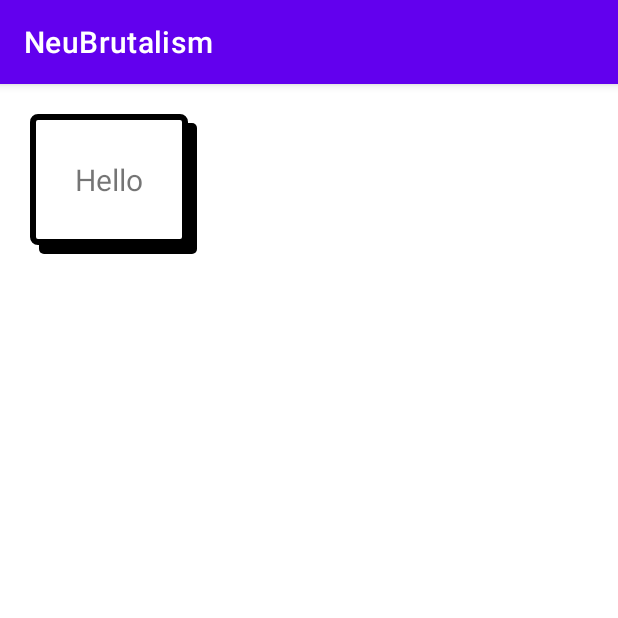
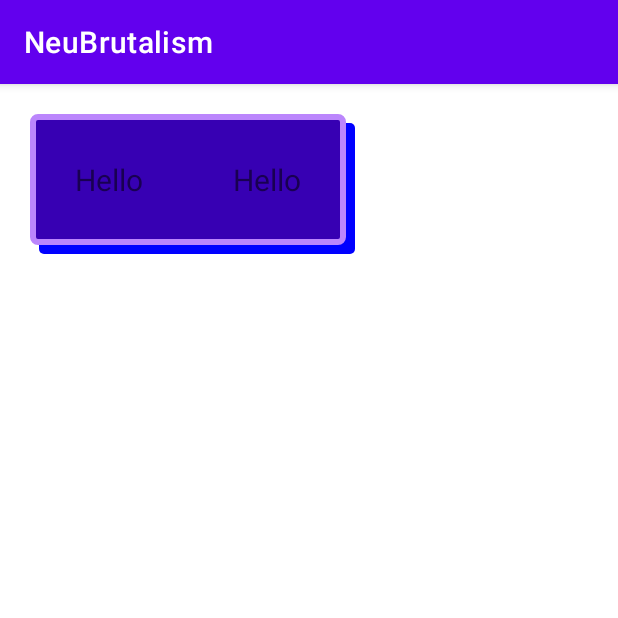
Before and after one commit to raghavtilak/NeuBrutalism, an Android app: the screen it shows after launch (MainActivity), on a phone screen of 412 x 824 dp, the top half of it. Run offline under Robolectric (Android 15) with nearby library versions, the phone set to English and light mode, and no system bars.

```diff
--- a/app/src/main/java/com/raghav/neubrutalism/Extensions.kt
+++ /dev/null
@@ -1,15 +0,0 @@
-package com.raghav.neubrutalism
-
-import android.content.res.Resources
-
-object Extensions {
-    val Float.toPx get() = this * Resources.getSystem().displayMetrics.density
-
-    val Float.toDp get() = this / Resources.getSystem().displayMetrics.density
-
-
-
-    val Int.toPx get() = (this * Resources.getSystem().displayMetrics.density).toInt()
-
-    val Int.toDp get() = (this / Resources.getSystem().displayMetrics.density).toInt()
-}
--- a/app/src/main/java/com/raghav/neubrutalism/MainActivity.kt
+++ b/app/src/main/java/com/raghav/neubrutalism/MainActivity.kt
@@ -1,11 +1,21 @@
 package com.raghav.neubrutalism
 
+import android.graphics.Color
 import androidx.appcompat.app.AppCompatActivity
 import android.os.Bundle
+import android.util.Log
 
 class MainActivity : AppCompatActivity() {
     override fun onCreate(savedInstanceState: Bundle?) {
         super.onCreate(savedInstanceState)
         setContentView(R.layout.activity_main)
+
+        val neubutton = findViewById<NeuBrutalismView>(R.id.neubrutview)
+
+        neubutton.setOnClickListener {
+            Log.d("TAG","Onclick")
+        }
+
+        neubutton.bg_shadowColor = Color.BLUE
     }
 }
--- a/app/src/main/java/com/raghav/neubrutalism/NeuBrutalism.kt
+++ /dev/null
@@ -1,81 +0,0 @@
-package com.raghav.neubrutalism
-
-import android.content.Context
-import android.content.res.ColorStateList
-import android.graphics.Color
-import android.graphics.drawable.GradientDrawable
-import android.util.AttributeSet
-import android.util.Log
-import android.view.View
-import android.view.ViewGroup
-import android.view.ViewTreeObserver
-import android.widget.RelativeLayout
-
-class NeuBrutalism(context: Context, attrs: AttributeSet?) : RelativeLayout(context, attrs) {
-
-    var bg_marginTop = 6
-    var bg_marginStart = 6
-    var bg_radius = 3
-    var fg_stroke = 3
-
-    val fg = GradientDrawable()
-    val bg = GradientDrawable()
-
-    var layout : RelativeLayout
-    var bgView : View
-
-
-    init {
-        val a = context.obtainStyledAttributes(
-            attrs,
-            R.styleable.NeuBrutalism, 0, 0
-        )
-        bg_marginTop = a.getDimensionPixelSize(R.styleable.NeuBrutalism_bg_marginTop, 6)
-        bg_marginStart = a.getDimensionPixelSize(R.styleable.NeuBrutalism_bg_marginStart, 6)
-        bg_radius = a.getDimensionPixelSize(R.styleable.NeuBrutalism_bg_radius, 3)
-        fg_stroke = a.getDimensionPixelSize(R.styleable.NeuBrutalism_fg_stroke, 3)
-        a.recycle()
-    }
-
-    init {
-
-        inflate(context, R.layout.neubrutalismbutton, this)
-        layout = findViewById(R.id.layout)
-        bgView = findViewById(R.id.bgView)
-
-        layout.viewTreeObserver.addOnGlobalLayoutListener {
-
-            bg.apply {
-                shape = GradientDrawable.RECTANGLE
-                cornerRadius = bg_radius.toFloat()
-                color = ColorStateList.valueOf(Color.BLACK)
-            }
-            bgView.background = bg
-            fg.apply {
-                shape = GradientDrawable.RECTANGLE
-                cornerRadius = bg_radius.toFloat()
-                setStroke(fg_stroke, ColorStateList.valueOf(Color.BLACK))
-                color = ColorStateList.valueOf(Color.WHITE)
-            }
-        }
-    }
-
-    override fun addView(child: View, index: Int, p: ViewGroup.LayoutParams) {
-
-        if (child.id != R.id.layout) {
-
-            child.viewTreeObserver.addOnGlobalLayoutListener(object :
-                ViewTreeObserver.OnGlobalLayoutListener {
-                override fun onGlobalLayout() {
-                    child.background = fg
-
-                    val params = LayoutParams(child.width, child.height)
-                    params.setMargins(bg_marginStart, bg_marginTop, 0, 0)
-                    findViewById<View>(R.id.bgView).layoutParams = params
-                    child.viewTreeObserver.removeOnGlobalLayoutListener(this)
-                }
-            })
-        }
-        super.addView(child, index, p)
-    }
-}
--- /dev/null
+++ b/app/src/main/java/com/raghav/neubrutalism/NeuBrutalismView.kt
@@ -0,0 +1,120 @@
+package com.raghav.neubrutalism
+
+import android.annotation.SuppressLint
+import android.content.Context
+import android.content.res.ColorStateList
+import android.graphics.Color
+import android.graphics.drawable.GradientDrawable
+import android.util.AttributeSet
+import android.view.MotionEvent
+import android.view.View
+import android.view.ViewGroup
+import android.view.ViewTreeObserver
+import android.widget.RelativeLayout
+
+class NeuBrutalismView(context: Context, attrs: AttributeSet?) : RelativeLayout(context, attrs) {
+
+    var bg_marginTop = 6
+    var bg_marginStart = 6
+    var bg_radius = 3
+    var fg_strokeWidth = 3
+    var bg_shadowColor = Color.BLACK
+        set(value) {
+            field = value
+            applyBackground()
+        }
+    var fg_color = Color.WHITE
+    var fg_strokeColor = Color.BLACK
+
+
+    private val fg = GradientDrawable()
+    private val bg = GradientDrawable()
+
+    private var layout: RelativeLayout
+    private var bgView: View?
+
+    private var onClick: () -> Unit = {}
+
+    init {
+        val a = context.obtainStyledAttributes(
+            attrs,
+            R.styleable.NeuBrutalismView, 0, 0
+        )
+        bg_marginTop = a.getDimensionPixelSize(R.styleable.NeuBrutalismView_bg_marginTop, 6)
+        bg_marginStart = a.getDimensionPixelSize(R.styleable.NeuBrutalismView_bg_marginStart, 6)
+        bg_radius = a.getDimensionPixelSize(R.styleable.NeuBrutalismView_bg_radius, 3)
+        fg_strokeWidth = a.getDimensionPixelSize(R.styleable.NeuBrutalismView_fg_strokeWidth, 3)
+        bg_shadowColor = a.getColor(R.styleable.NeuBrutalismView_bg_shadowColor, Color.BLACK)
+        fg_color = a.getColor(R.styleable.NeuBrutalismView_fg_color, Color.WHITE)
+        fg_strokeColor = a.getColor(R.styleable.NeuBrutalismView_fg_strokeColor, Color.BLACK)
+        a.recycle()
+    }
+
+    init {
+
+        inflate(context, R.layout.neubrutalismview, this)
+        layout = findViewById(R.id.layout)
+        bgView = findViewById(R.id.bgView)
+
+        layout.viewTreeObserver.addOnGlobalLayoutListener {
+
+            applyBackground()
+            fg.apply {
+                shape = GradientDrawable.RECTANGLE
+                cornerRadius = bg_radius.toFloat()
+                setStroke(fg_strokeWidth, ColorStateList.valueOf(fg_strokeColor))
+                color = ColorStateList.valueOf(fg_color)
+            }
+        }
+    }
+
+    private fun applyBackground() {
+        bg.apply {
+            shape = GradientDrawable.RECTANGLE
+            cornerRadius = bg_radius.toFloat()
+            color = ColorStateList.valueOf(bg_shadowColor)
+        }
+        bgView?.background = bg
+    }
+
+    @SuppressLint("ClickableViewAccessibility")
+    override fun addView(child: View, index: Int, p: ViewGroup.LayoutParams) {
+
+        if (child.id != R.id.layout) {
+
+            child.viewTreeObserver.addOnGlobalLayoutListener(object :
+                ViewTreeObserver.OnGlobalLayoutListener {
+                override fun onGlobalLayout() {
+                    child.background = fg
+
+                    val params = LayoutParams(child.width, child.height)
+                    params.setMargins(bg_marginStart, bg_marginTop, 0, 0)
+                    findViewById<View>(R.id.bgView).layoutParams = params
+                    child.viewTreeObserver.removeOnGlobalLayoutListener(this)
+                }
+            })
+
+            child.setOnTouchListener { _, event ->
+                when (event.action) {
+                    MotionEvent.ACTION_DOWN -> {
+                        child.translationX = bg_marginStart.toFloat()
+                        child.translationY = bg_marginTop.toFloat()
+                    }
+                    MotionEvent.ACTION_UP -> {
+                        child.translationX = 0f
+                        child.translationY = 0f
+                        onClick.invoke()
+                    }
+                }
+                true
+            }
+        }
+        super.addView(child, index, p)
+    }
+
+    public fun setOnClickListener(onClick: () -> Unit) {
+        this.onClick = onClick
+    }
+
+
+}
--- a/app/src/main/res/layout/activity_main.xml
+++ b/app/src/main/res/layout/activity_main.xml
@@ -7,14 +7,21 @@
     android:padding="20dp"
     android:orientation="vertical">
 
-    <com.raghav.neubrutalism.NeuBrutalism
+    <com.raghav.neubrutalism.NeuBrutalismView
+        android:id="@+id/neubrutview"
         app:bg_marginStart="6dp"
         app:bg_marginTop="6dp"
         app:bg_radius="3dp"
-        app:fg_stroke="4dp"
+        app:fg_strokeWidth="4dp"
+        app:fg_color="@color/purple_700"
+        app:fg_strokeColor="@color/purple_200"
         android:layout_width="wrap_content"
         android:layout_height="wrap_content">
 
+        <LinearLayout
+            android:layout_width="wrap_content"
+            android:layout_height="wrap_content"
+            android:orientation="horizontal">
 
             <TextView
                 android:id="@+id/textview"
@@ -26,11 +33,17 @@
                 android:textSize="20sp"
                 android:padding="30dp"
                 />
-<!--        <TextView-->
-<!--            android:layout_width="wrap_content"-->
-<!--            android:layout_height="wrap_content"-->
-<!--            android:text="Added"/>-->
 
-    </com.raghav.neubrutalism.NeuBrutalism>
+            <TextView
+                android:layout_width="wrap_content"
+                android:layout_height="wrap_content"
+                android:text="Hello"
+                android:textAlignment="center"
+                android:gravity="center"
+                android:textSize="20sp"
+                android:padding="30dp"
+                />
+        </LinearLayout>
+    </com.raghav.neubrutalism.NeuBrutalismView>
 
 </LinearLayout>
--- a/app/src/main/res/layout/neubrutalismbutton.xml
+++ b/app/src/main/res/layout/neubrutalismview.xml
@@ -3,8 +3,7 @@
     xmlns:android="http://schemas.android.com/apk/res/android"
     android:layout_width="wrap_content"
     android:layout_height="wrap_content"
-    android:id="@+id/layout"
-    xmlns:app="http://schemas.android.com/apk/res-auto">
+    android:id="@+id/layout">
 
     <View
         android:id="@+id/bgView"
--- a/app/src/main/res/values/attrs.xml
+++ b/app/src/main/res/values/attrs.xml
@@ -1,9 +1,12 @@
 <?xml version="1.0" encoding="utf-8"?>
 <resources>
-    <declare-styleable name="NeuBrutalism">
+    <declare-styleable name="NeuBrutalismView">
         <attr name="bg_marginTop" format="dimension"/>
         <attr name="bg_marginStart" format="dimension"/>
         <attr name="bg_radius" format="dimension"/>
-        <attr name="fg_stroke" format="dimension"/>
+        <attr name="fg_strokeWidth" format="dimension"/>
+        <attr name="bg_shadowColor" format="color"/>
+        <attr name="fg_strokeColor" format="color"/>
+        <attr name="fg_color" format="color"/>
     </declare-styleable>
 </resources>
```
